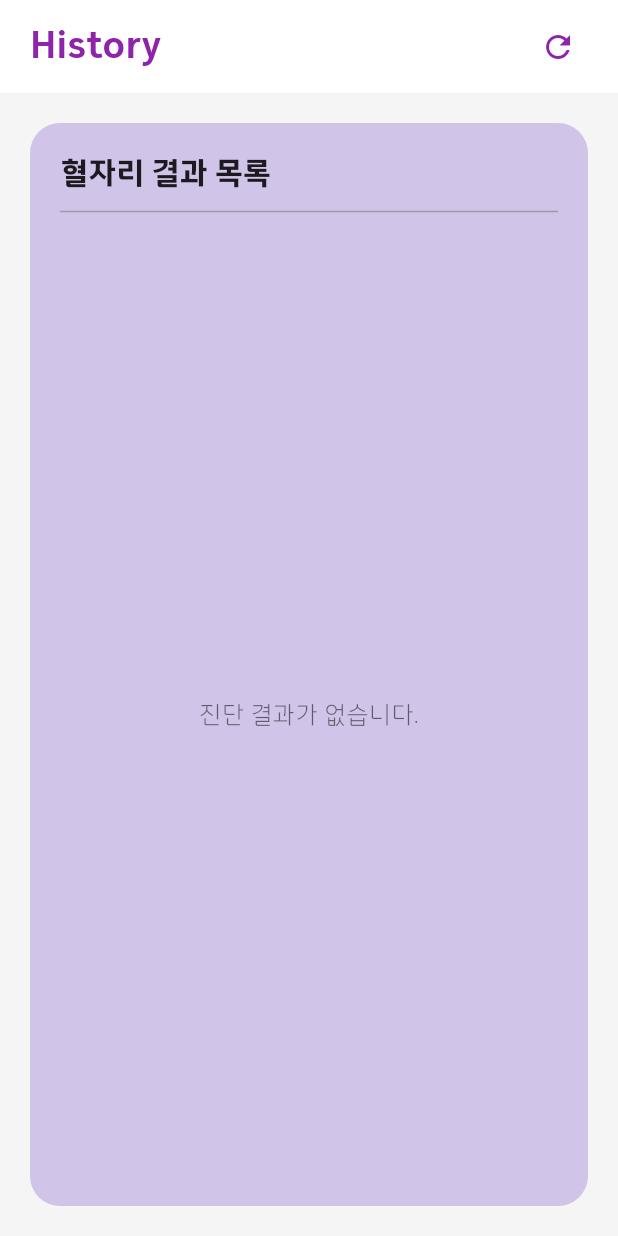
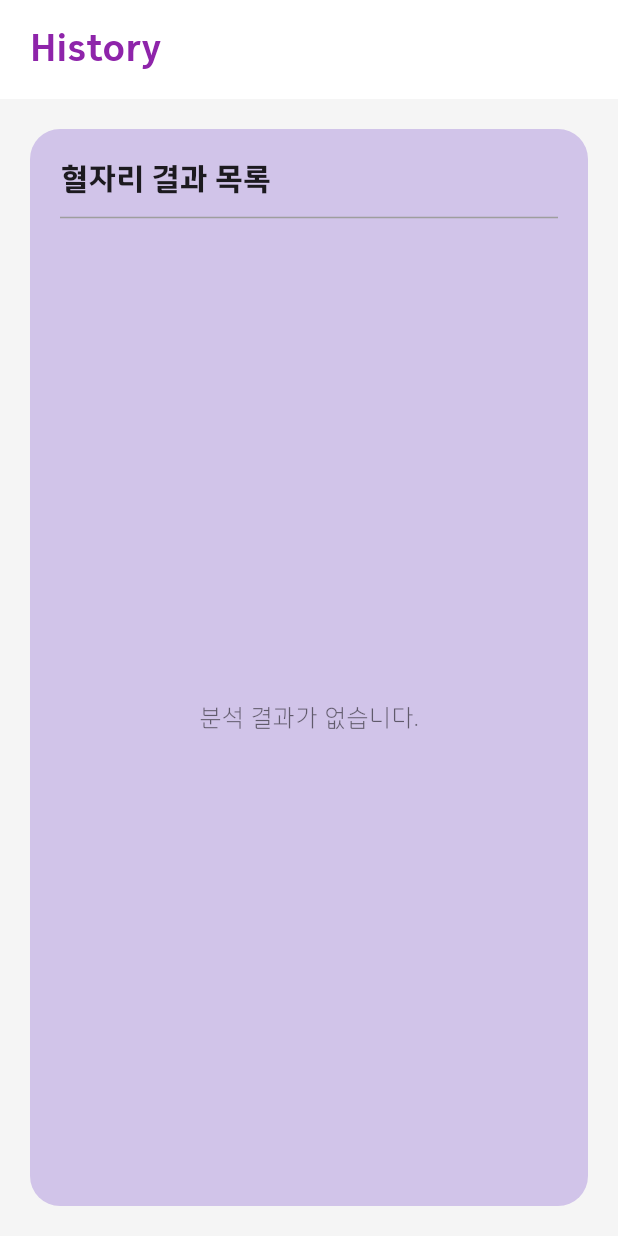
Before and after one commit to Team-Hamster/Ear-therapy-FE, a Flutter app: the HistoryView screen opened directly, on a phone screen of 412 x 824 dp. Run offline on Flutter 3.47's test engine with Material 3 defaults, Android fonts, the phone set to English and light mode, and no system bars; our stand-ins replace flutter_svg, image_picker, lottie, permission_handler, shared_preferences, sqflite; accounts and stored records are empty; project files that could hold a hidden picture were left out.

Commit message:
Fix: history화면 메모 아이콘 자동 연동, 새로고침 버튼 제거

```diff
--- a/lib/features/history/views/history_view.dart
+++ b/lib/features/history/views/history_view.dart
@@ -20,6 +20,7 @@ class _HistoryViewState extends State<HistoryView> {
     _refreshResults();
   }
 
+  /// 데이터 새로고침
   void _refreshResults() {
     setState(() {
       _userResultsFuture = _fetchUserResults();
@@ -46,33 +47,15 @@ class _HistoryViewState extends State<HistoryView> {
             // 상단바
             Container(
               width: double.infinity,
-              padding: const EdgeInsets.symmetric(vertical: 11, horizontal: 20), // 패딩 조정
+              padding: const EdgeInsets.symmetric(vertical: 16, horizontal: 20),
               color: AppColors.white,
-              child: Row(
-                mainAxisAlignment: MainAxisAlignment.spaceBetween,
-                crossAxisAlignment: CrossAxisAlignment.center, // 중앙 정렬
-                children: [
-                  const Text(
+              child: const Text(
                 'History',
                 style: TextStyle(
                   color: AppColors.primaryColor,
                   fontSize: 24,
                   fontWeight: FontWeight.bold,
                 ),
-                  ),
-                  InkWell(
-                    borderRadius: BorderRadius.circular(20),
-                    onTap: _refreshResults,
-                    child: const Padding(
-                      padding: EdgeInsets.all(8), // 터치 영역 최소화
-                      child: Icon(
-                        Icons.refresh,
-                        color: AppColors.primaryColor,
-                        size: 24, // 아이콘 크기 조정
-                      ),
-                    ),
-                  ),
-                ],
               ),
             ),
             Expanded(
@@ -112,15 +95,18 @@ class _HistoryViewState extends State<HistoryView> {
                           child: FutureBuilder<List<Map<String, dynamic>>>(
                             future: _userResultsFuture,
                             builder: (context, snapshot) {
-                              if (snapshot.connectionState == ConnectionState.waiting) {
-                                return const Center(child: CircularProgressIndicator());
+                              if (snapshot.connectionState ==
+                                  ConnectionState.waiting) {
+                                return const Center(
+                                    child: CircularProgressIndicator());
                               }
 
                               if (!snapshot.hasData || snapshot.data!.isEmpty) {
                                 return const Center(
                                   child: Text(
-                                    '진단 결과가 없습니다.',
-                                    style: TextStyle(color: Colors.black54, fontSize: 16),
+                                    '분석 결과가 없습니다.',
+                                    style: TextStyle(
+                                        color: Colors.black54, fontSize: 16),
                                   ),
                                 );
                               }
@@ -129,35 +115,50 @@ class _HistoryViewState extends State<HistoryView> {
                                 itemCount: snapshot.data!.length,
                                 itemBuilder: (context, index) {
                                   final result = snapshot.data![index];
-                                  final date = DateTime.parse(result['date']).toLocal();
-                                  final formattedDate = DateFormat('yy.MM.dd EEE').format(date);
-                                  final symptomName = result['symptom_name'] ?? 'Unknown symptom';
+                                  final date = DateTime.parse(result['date'])
+                                      .toLocal();
+                                  final formattedDate =
+                                      DateFormat('yy.MM.dd EEE')
+                                          .format(date);
+                                  final symptomName = result['symptom_name'] ??
+                                      'Unknown symptom';
 
                                   return Padding(
-                                    padding: const EdgeInsets.only(bottom: 12),
+                                    padding:
+                                        const EdgeInsets.only(bottom: 12),
                                     child: GestureDetector(
-                                      onTap: () {
-                                        Navigator.push(
+                                      onTap: () async {
+                                        final shouldRefresh =
+                                            await Navigator.push<bool>(
                                           context,
                                           MaterialPageRoute(
-                                            builder: (context) =>
-                                                ResultView(resultId: result['id']),
+                                            builder: (context) => ResultView(
+                                                resultId: result['id']),
                                           ),
                                         );
+
+                                        if (shouldRefresh == true) {
+                                          _refreshResults(); // 메모가 변경된 경우 새로고침
+                                        }
                                       },
                                       onLongPress: () async {
                                         final confirm = await showDialog<bool>(
                                           context: context,
                                           builder: (context) => AlertDialog(
                                             title: const Text('결과 삭제'),
-                                            content: const Text('해당 결과를 삭제하시겠습니까?'),
+                                            content: const Text(
+                                                '해당 결과를 삭제하시겠습니까?'),
                                             actions: [
                                               TextButton(
-                                                onPressed: () => Navigator.pop(context, false),
+                                                onPressed: () =>
+                                                    Navigator.pop(
+                                                        context, false),
                                                 child: const Text('취소'),
                                               ),
                                               TextButton(
-                                                onPressed: () => Navigator.pop(context, true),
+                                                onPressed: () =>
+                                                    Navigator.pop(
+                                                        context, true),
                                                 child: const Text('삭제'),
                                               ),
                                             ],
@@ -165,17 +166,22 @@ class _HistoryViewState extends State<HistoryView> {
                                         );
 
                                         if (confirm == true) {
-                                          await DatabaseHelper.instance.deleteResult(result['id']);
+                                          await DatabaseHelper.instance
+                                              .deleteResult(result['id']);
                                           _refreshResults();
                                         }
                                       },
                                       child: Container(
                                         decoration: BoxDecoration(
-                                          color: index % 2 == 0 ? Colors.white : AppColors.backgroundColor,
-                                          borderRadius: BorderRadius.circular(12),
+                                          color: index % 2 == 0
+                                              ? Colors.white
+                                              : AppColors.backgroundColor,
+                                          borderRadius:
+                                              BorderRadius.circular(12),
                                           boxShadow: [
                                             BoxShadow(
-                                              color: Colors.black.withOpacity(0.1),
+                                              color: Colors.black
+                                                  .withOpacity(0.1),
                                               blurRadius: 4,
                                               offset: const Offset(0, 2),
                                             ),
@@ -184,28 +190,37 @@ class _HistoryViewState extends State<HistoryView> {
                                         child: Material(
                                           color: Colors.transparent,
                                           child: Padding(
-                                            padding: const EdgeInsets.symmetric(
-                                                vertical: 16, horizontal: 24),
+                                            padding:
+                                                const EdgeInsets.symmetric(
+                                                    vertical: 16,
+                                                    horizontal: 24),
                                             child: Row(
                                               children: [
                                                 Expanded(
                                                   child: Column(
-                                                    crossAxisAlignment: CrossAxisAlignment.start,
+                                                    crossAxisAlignment:
+                                                        CrossAxisAlignment
+                                                            .start,
                                                     children: [
                                                       Text(
                                                         symptomName,
                                                         style: const TextStyle(
                                                           fontSize: 18,
-                                                          fontWeight: FontWeight.bold,
+                                                          fontWeight:
+                                                              FontWeight.w600,
+                                                          fontFamily: 'SUITE',
                                                           color: Colors.black87,
                                                         ),
                                                       ),
-                                                      const SizedBox(height: 4),
+                                                      const SizedBox(
+                                                          height: 4),
                                                       Text(
-                                                        formattedDate.toUpperCase(),
+                                                        formattedDate
+                                                            .toUpperCase(),
                                                         style: const TextStyle(
                                                           fontSize: 14,
-                                                          color: AppColors.accentColor, // 날짜 색상 변경
+                                                          color: AppColors
+                                                              .accentColor,
                                                         ),
                                                       ),
                                                     ],
@@ -214,7 +229,9 @@ class _HistoryViewState extends State<HistoryView> {
                                                 if (result['memo'] != null &&
                                                     result['memo'].isNotEmpty)
                                                   Padding(
-                                                    padding: const EdgeInsets.only(right: 8),
+                                                    padding:
+                                                        const EdgeInsets.only(
+                                                            right: 8),
                                                     child: Image.asset(
                                                       'assets/icon_images/note.png',
                                                       width: 20,
--- a/lib/features/result/views/result_view.dart
+++ b/lib/features/result/views/result_view.dart
@@ -45,6 +45,7 @@ class _ResultViewState extends State<ResultView> {
       ScaffoldMessenger.of(context).showSnackBar(
         const SnackBar(content: Text('메모가 저장되었습니다!')),
       );
+      Navigator.pop(context, true); // 메모가 변경되었음을 반환
     }
   }
 
@@ -72,7 +73,7 @@ class _ResultViewState extends State<ResultView> {
                 mainAxisAlignment: MainAxisAlignment.start,
                 children: [
                   GestureDetector(
-                    onTap: () => Navigator.pop(context),
+                    onTap: () => Navigator.pop(context, isEditing), // 변경 사항 반환
                     child: const Icon(
                       Icons.arrow_back_ios,
                       color: AppColors.primaryColor,
```
Lines whose indentation alone changed are shown as unchanged.
